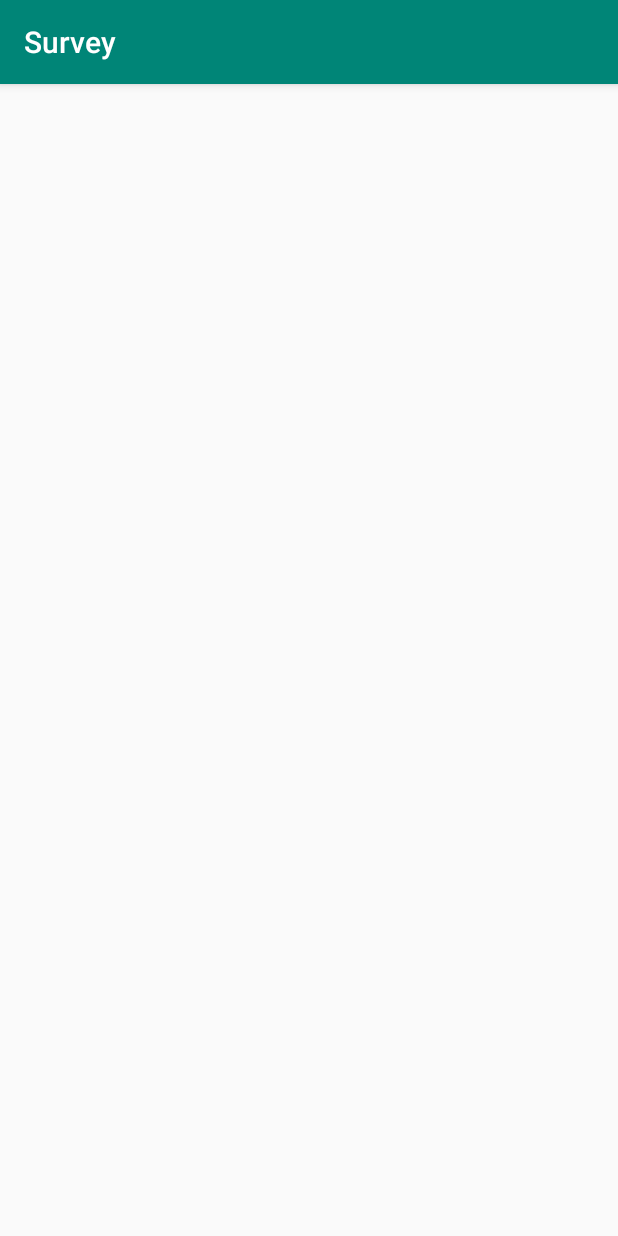
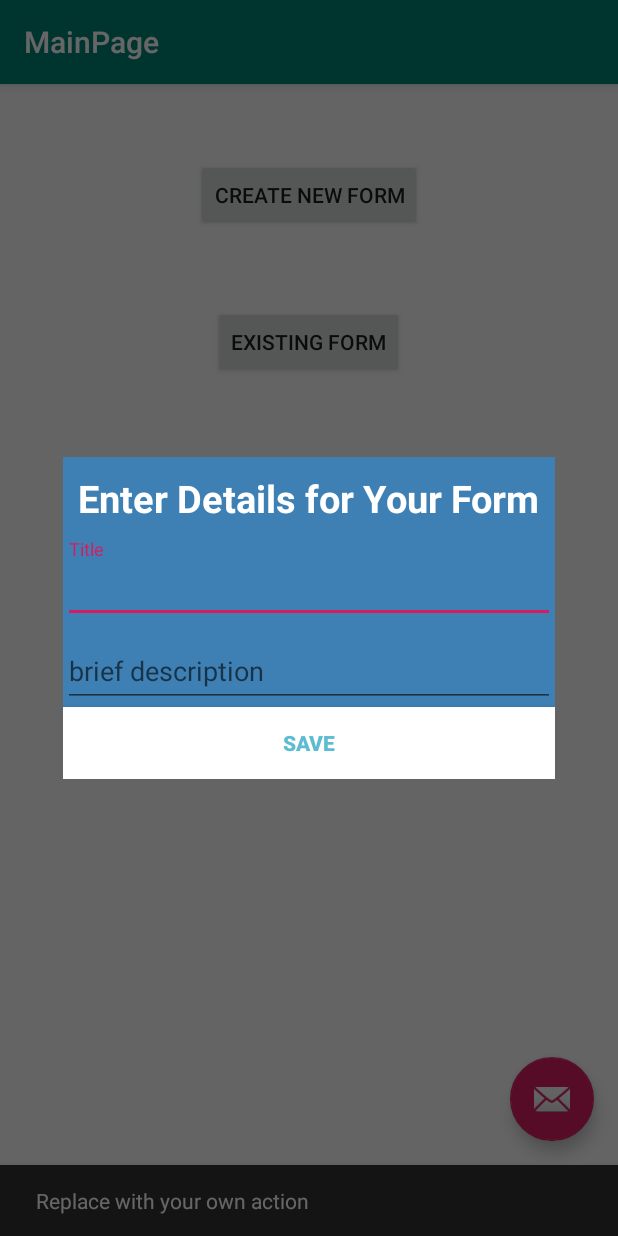
Before and after one commit to hitenjain88/Survey, an Android app: the screen it shows after launch (CreateForm before the commit, MainPage after it), after a tap on "CREATE NEW FORM", on a phone screen of 412 x 824 dp. Run offline under Robolectric (Android 15) with nearby library versions, the phone set to English and light mode, and no system bars; 1 other tap on this screen came first.

Commit message:
dialog box

```diff
--- a/app/src/main/java/com/example/survey/CreateForm.java
+++ b/app/src/main/java/com/example/survey/CreateForm.java
@@ -1,23 +1,34 @@
 package com.example.survey;
 
+import android.app.Dialog;
+import android.content.Intent;
+import android.graphics.Color;
+import android.graphics.drawable.ColorDrawable;
+import android.support.design.widget.TextInputLayout;
 import android.support.v7.app.AppCompatActivity;
 import android.os.Bundle;
+import android.view.LayoutInflater;
+import android.view.View;
+import android.view.Window;
+import android.widget.Button;
 import android.widget.Toast;
 
 public class CreateForm extends AppCompatActivity {
-
-    private String title;
-    private String description;
 
     @Override
     protected void onCreate(Bundle savedInstanceState) {
         super.onCreate(savedInstanceState);
         setContentView(R.layout.activity_create_form);
 
+        Intent intent = getIntent();
+        String title = intent.getStringExtra("title");
+        String description = intent.getStringExtra("description");
+
+
+    }
 
 
 
-    }
 
     @Override
     public void onBackPressed() {
--- a/app/src/main/java/com/example/survey/MainPage.java
+++ b/app/src/main/java/com/example/survey/MainPage.java
@@ -1,20 +1,28 @@
 package com.example.survey;
 
 
+import android.annotation.SuppressLint;
+import android.app.Dialog;
 import android.content.Intent;
+import android.graphics.Color;
+import android.graphics.drawable.ColorDrawable;
 import android.os.Bundle;
 import android.support.design.widget.FloatingActionButton;
 import android.support.design.widget.Snackbar;
+import android.support.design.widget.TextInputLayout;
 import android.support.v7.app.AppCompatActivity;
 import android.support.v7.widget.Toolbar;
+import android.view.LayoutInflater;
 import android.view.View;
+import android.view.Window;
 import android.widget.Button;
 import android.widget.Toast;
 
 public class MainPage extends AppCompatActivity {
 
-    Button b1; //Create new Form Button
-    Button b2; //Existing Form Button
+    private View alertView;
+    private Dialog alertDialog;
+
 
     @Override
     protected void onCreate(Bundle savedInstanceState) {
@@ -23,8 +31,10 @@ public class MainPage extends AppCompatActivity {
         Toolbar toolbar = findViewById(R.id.toolbar);
         setSupportActionBar(toolbar);
 
-        b1 = findViewById(R.id.b1); //Intialization of b1
-        b2 = findViewById(R.id.b2); //Intialization of b2
+        //Create new Form Button
+        Button b1 = findViewById(R.id.b1);
+        //Existing Form Button
+        Button b2 = findViewById(R.id.b2);
 
         FloatingActionButton fab = findViewById(R.id.fab);
         fab.setOnClickListener(new View.OnClickListener() {
@@ -36,10 +46,42 @@ public class MainPage extends AppCompatActivity {
         });
 
         b1.setOnClickListener(new View.OnClickListener() {
+            @SuppressLint("InflateParams")
             @Override
             public void onClick(View v) {
-                Intent intent = new Intent(getApplicationContext(), CreateForm.class);
-                startActivity(intent);
+                //Dialaog Box ye Starting aiga activity for getting simple details
+
+                LayoutInflater inflate = LayoutInflater.from(MainPage.this);
+                alertView = inflate.inflate(R.layout.create_form_title_dialog, null);
+
+                Button btn = alertView.findViewById(R.id.btn_save);
+                alertDialog = new Dialog(MainPage.this);
+                alertDialog.setContentView(alertView);
+                alertDialog.setCanceledOnTouchOutside(false);
+                alertDialog.getWindow().setBackgroundDrawable(new ColorDrawable(Color.TRANSPARENT));
+                alertDialog.show();
+
+
+                btn.setOnClickListener(new View.OnClickListener() {
+                    @Override
+                    public void onClick(View v) {
+                        TextInputLayout tit = alertView.findViewById(R.id.title);
+                        TextInputLayout des = alertView.findViewById(R.id.description);
+
+                        String title = tit.getEditText().getText().toString();
+                        String description = des.getEditText().getText().toString();
+
+                        alertDialog.dismiss();
+
+                        Intent intent = new Intent(getApplicationContext(), CreateForm.class);
+                        intent.putExtra("title", title);
+                        intent.putExtra("description", description);
+                        startActivity(intent);
+                    }
+                });
+
+                //Dialog code end
+
             }
         });
 
@@ -51,4 +93,5 @@ public class MainPage extends AppCompatActivity {
         });
     }
 
+
 }
--- /dev/null
+++ b/app/src/main/res/layout/create_form_title_dialog.xml
@@ -0,0 +1,66 @@
+<LinearLayout xmlns:android="http://schemas.android.com/apk/res/android"
+    xmlns:tools="http://schemas.android.com/tools"
+    android:layout_width="fill_parent"
+    android:layout_height="wrap_content"
+    android:background="#3E80B4"
+    android:orientation="vertical" >
+
+    <TextView
+        android:id="@+id/txt_dia"
+        android:layout_width="wrap_content"
+        android:layout_height="wrap_content"
+        android:layout_gravity="center"
+        android:layout_margin="10dp"
+        android:text="@string/enter_details_for_your_form"
+        android:textColor="@android:color/white"
+        android:textSize="25sp"
+        android:textStyle="bold"/>
+
+    <android.support.design.widget.TextInputLayout
+        android:layout_width="match_parent"
+        android:layout_height="wrap_content"
+        android:id="@+id/title"
+
+        >
+
+        <android.support.design.widget.TextInputEditText
+            android:layout_width="match_parent"
+            android:layout_height="wrap_content"
+            android:hint="Title"
+            tools:ignore="HardcodedText" />
+
+    </android.support.design.widget.TextInputLayout>
+
+    <android.support.design.widget.TextInputLayout
+        android:layout_width="match_parent"
+        android:layout_height="wrap_content"
+        android:id="@+id/description"
+
+        >
+
+        <android.support.design.widget.TextInputEditText
+            android:layout_width="match_parent"
+            android:layout_height="wrap_content"
+            android:hint="brief description"
+
+            tools:ignore="HardcodedText" />
+
+    </android.support.design.widget.TextInputLayout>
+
+
+    <Button
+        android:id="@+id/btn_save"
+        android:layout_width="match_parent"
+        android:layout_height="wrap_content"
+        android:padding="10dp"
+        android:layout_gravity="center"
+        android:background="@android:color/white"
+        android:clickable="true"
+        android:text="Save"
+        android:textColor="#5DBCD2"
+        android:textStyle="bold"
+        android:focusable="true"
+        tools:ignore="HardcodedText" />
+
+
+</LinearLayout>
--- a/app/src/main/res/values/strings.xml
+++ b/app/src/main/res/values/strings.xml
@@ -4,4 +4,5 @@
     <string name="title_activity_main_page">MainPage</string>
     <string name="MainPage_Button1">Create New Form</string>
     <string name="MainPage_Button2">Existing Form</string>
+    <string name="enter_details_for_your_form">Enter Details for Your Form</string>
 </resources>
```
